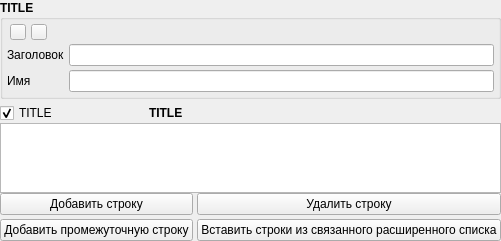
Before: the Qt Designer form src/components/variableextendedlistframe.ui in Gris87/ProtocolCreator, drawn with Qt 5.
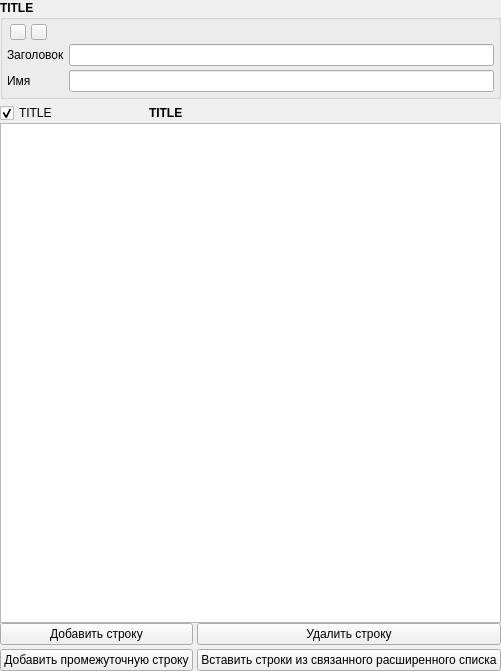
After: the same form once the commit is applied. Icons and pictures are not drawn. Custom widgets are drawn as their Qt base class.

```diff
--- a/src/components/variableextendedlistframe.ui
+++ b/src/components/variableextendedlistframe.ui
@@ -6,8 +6,8 @@
    <rect>
     <x>0</x>
     <y>0</y>
-    <width>400</width>
-    <height>233</height>
+    <width>467</width>
+    <height>667</height>
    </rect>
   </property>
   <property name="windowTitle">
@@ -499,6 +499,12 @@
          </property>
          <item>
           <widget class="DataTable" name="dataTableWidget">
+           <property name="minimumSize">
+            <size>
+             <width>0</width>
+             <height>500</height>
+            </size>
+           </property>
            <property name="contextMenuPolicy">
             <enum>Qt::CustomContextMenu</enum>
            </property>
```
